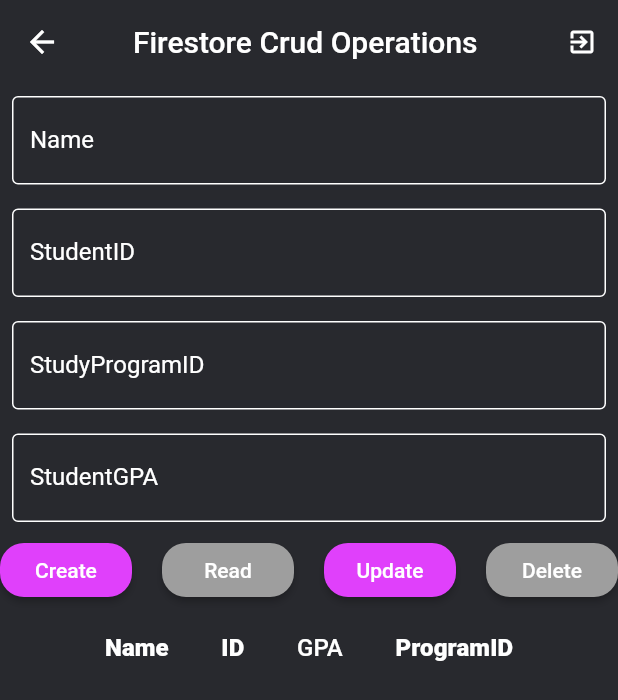
After one commit to hbfawaz112/Flutter-Firebase-Auth-Firestore-Tutorial, a Flutter app: the D1 screen opened directly, on a phone screen of 412 x 824 dp. The commit adds this screen. Shown: the top 700 px of the screen. Run offline on Flutter 3.47's test engine with Material 2 defaults, Android fonts, the phone set to English and light mode, and no system bars; our stand-ins replace cloud_firestore, firebase_auth, firebase_core, fluttertoast, google_sign_in, matcher; accounts and stored records are empty.

Commit message:
Add More Features

```diff
--- /dev/null
+++ b/lib/DataTableFirestore.dart
@@ -0,0 +1,346 @@
+import 'package:flutter/material.dart';
+import 'package:cloud_firestore/cloud_firestore.dart';
+
+import 'main.dart';
+class D1 extends StatefulWidget {
+  D1({Key key}) : super(key: key);
+
+  @override
+  _D1State createState() => _D1State();
+}
+
+class _D1State extends State<D1> {
+
+
+  TextEditingController t1=TextEditingController();
+  TextEditingController t2=TextEditingController();
+  TextEditingController t3=TextEditingController();
+  TextEditingController t4=TextEditingController();
+
+
+  String studentName,studentID , studyProgramId;
+  double studentGPA;
+
+  getStudentName(name){
+    this.studentName=name;
+  }
+  getStudentID(ID){
+    this.studentID=ID;
+  }
+  getStudyProgramID(programID){
+    this.studyProgramId=programID;
+  }
+  getStudentGPA(gpa){
+    this.studentGPA=double.parse(gpa);
+  }
+
+  createData(){
+    print("Created");
+
+    DocumentReference documentReference = FirebaseFirestore.instance.
+                                          collection("MyStudents").doc(studentName);
+
+    Map<String, dynamic> students = {
+      "studentName":studentName,
+      "studentID":studentID,
+      "studyProgramID":studyProgramId,
+      "studentGPA":studentGPA
+    };
+
+    documentReference.set(students).whenComplete((){
+        print("$studentName create");
+    });
+    t1.clear();
+    t2.clear();
+    t3.clear();
+    t4.clear();
+
+
+  }
+
+
+ readData(){
+    print("read");
+
+        DocumentReference documentReference = FirebaseFirestore.instance.
+                                          collection("MyStudents").doc(studentName);
+        documentReference.get().then((datasnapshot){
+            print(datasnapshot.data()["studentName"]);
+            print(datasnapshot.data()["studentID"]);
+            print(datasnapshot.data()["studyProgramID"]);
+            print(datasnapshot.data()["studentGPA"]);
+
+
+        });
+
+        //clear input
+
+  }
+  updateData(){
+    print("update");
+    DocumentReference documentReference = FirebaseFirestore.instance.
+                                          collection("MyStudents").doc(studentName);
+
+
+    Map<String, dynamic> students = {
+      "studentName":studentName,
+      "studentID":studentID,
+      "studyProgramID":studyProgramId,
+      "studentGPA":studentGPA
+    };
+
+    documentReference.set(students).whenComplete((){
+        print("$studentName updated");
+    });
+
+  }
+  deleteData(){
+
+    DocumentReference documentReference = FirebaseFirestore.instance.
+                                          collection("MyStudents").doc(studentName);
+
+              documentReference.delete().whenComplete(() => {
+                print('$studentName deleted')
+              });
+  }
+
+
+  @override
+  Widget build(BuildContext context) {
+    return Scaffold(
+        backgroundColor:  Color(0xFF28292E),
+        appBar: AppBar(
+          elevation: 0.0,
+          backgroundColor: Color(0xFF28292E),
+          title: Text("Firestore Crud Operations " , style: TextStyle(color:Colors.white),),
+          centerTitle: true,
+          actions: [
+            IconButton(icon: Icon(Icons.exit_to_app , color: Colors.white,size: 20), onPressed:(){
+                  Navigator.push(
+                              context,
+                              MaterialPageRoute(builder: (context) => HomePage()),
+                              );
+            })
+          ],
+
+        ),
+
+
+        body: ListView(
+                  children:[Column(
+            children:[
+                Padding(
+                  padding: const EdgeInsets.all(8.0),
+                  child: TextFormField(
+                    controller: t1,
+                    style: TextStyle(color: Colors.white),
+
+                    decoration:InputDecoration(
+
+                      enabledBorder: const OutlineInputBorder(
+                    borderSide: const BorderSide(color: Colors.white, width: 1.0),
+                  ),
+                      labelText: "Name",fillColor: Colors.white,
+                      labelStyle: TextStyle(color:Colors.white),
+                      focusedBorder: OutlineInputBorder(
+                        borderSide: BorderSide(color: Colors.purpleAccent , width: 2.0)
+                      )
+                    ),
+                    onChanged: (String name){
+                         getStudentName(name);
+                    },
+                  ),
+                ),
+
+                Padding(
+                  padding: const EdgeInsets.all(8.0),
+                  child: TextFormField(
+                    controller: t2,
+                                      style: TextStyle(color: Colors.white),
+
+                    decoration:InputDecoration(
+
+                      enabledBorder: const OutlineInputBorder(
+                    borderSide: const BorderSide(color: Colors.white, width: 1.0),
+                  ),
+                      labelText: "StudentID",fillColor: Colors.white,
+                      labelStyle: TextStyle(color:Colors.white),
+                      focusedBorder: OutlineInputBorder(
+                        borderSide: BorderSide(color: Colors.purpleAccent , width: 2.0)
+                      )
+                    ),
+                    onChanged: (String ID){
+                         getStudentID(ID);
+                    },
+                  ),
+                ),
+
+                Padding(
+                  padding: const EdgeInsets.all(8.0),
+                  child: TextFormField(
+                                      style: TextStyle(color: Colors.white),
+                  controller: t3,
+                    decoration:InputDecoration(
+
+                      enabledBorder: const OutlineInputBorder(
+                    borderSide: const BorderSide(color: Colors.white, width: 1.0),
+                  ),
+                      labelText: "StudyProgramID",fillColor: Colors.white,
+                      labelStyle: TextStyle(color:Colors.white),
+                      focusedBorder: OutlineInputBorder(
+                        borderSide: BorderSide(color: Colors.purpleAccent , width: 2.0)
+                      )
+                    ),
+                    onChanged: (String programID){
+                        getStudyProgramID(programID);
+                    },
+                  ),
+                ),
+
+                Padding(
+                  padding: const EdgeInsets.all(8.0),
+                  child: TextFormField(
+                    controller: t4,
+                                      style: TextStyle(color: Colors.white),
+
+                    decoration:InputDecoration(
+
+                      enabledBorder: const OutlineInputBorder(
+                    borderSide: const BorderSide(color: Colors.white, width: 1.0),
+                  ),
+                      labelText: "StudentGPA",fillColor: Colors.white,
+                      labelStyle: TextStyle(color:Colors.white),
+                      focusedBorder: OutlineInputBorder(
+                        borderSide: BorderSide(color: Colors.purpleAccent , width: 2.0)
+                      )
+                    ),
+                    onChanged: (String gpa){
+                        getStudentGPA(gpa);
+                    },
+                  ),
+                ),
+
+                Row(
+                  mainAxisAlignment: MainAxisAlignment.spaceBetween,
+                  children:<Widget>[
+
+                      // ignore: deprecated_member_use
+                      RaisedButton(
+                        color: Colors.purpleAccent,
+                        shape: RoundedRectangleBorder(
+                          borderRadius: BorderRadius.circular(16),
+                        ),
+                        child: Text('Create' ,
+                            style:TextStyle(
+                              color: Colors.white,
+                            )
+                        ),
+                        onPressed: (){
+                            createData();
+                        },
+
+                      ) ,
+
+                      RaisedButton(
+                        color: Colors.grey,
+                        shape: RoundedRectangleBorder(
+                          borderRadius: BorderRadius.circular(16),
+                        ),
+                        child: Text('Read' ,
+                            style:TextStyle(
+                              color: Colors.white,
+                            )
+                        ),
+                        onPressed: (){
+                          readData();
+                        },
+
+                      ) ,
+
+                      RaisedButton(
+                        color: Colors.purpleAccent,
+                        shape: RoundedRectangleBorder(
+                          borderRadius: BorderRadius.circular(16),
+                        ),
+                        child: Text('Update' ,
+                            style:TextStyle(
+                              color: Colors.white,
+                            )
+                        ),
+                        onPressed: (){
+                          updateData();
+                        },
+
+                      ) ,
+
+                      RaisedButton(
+                        color: Colors.grey,
+                        shape: RoundedRectangleBorder(
+                          borderRadius: BorderRadius.circular(16),
+                        ),
+                        child: Text('Delete' ,
+                            style:TextStyle(
+                              color: Colors.white,
+                            )
+                        ),
+                        onPressed: (){
+                          deleteData();
+                        },
+
+                      ) ,
+
+
+                  ]
+                ),
+
+                StreamBuilder(
+        // <2> Pass `Stream<QuerySnapshot>` to stream
+        stream: FirebaseFirestore.instance.collection('MyStudents').snapshots(),
+        builder: (context, snapshot) {
+          if (snapshot.hasData) {
+            // <3> Retrieve `List<DocumentSnapshot>` from snapshot
+            final List<DocumentSnapshot> documents = snapshot.data.docs;
+            return DataTable(
+              columnSpacing:35 ,
+              columns:[
+            DataColumn(label: Text("Name",style: TextStyle (color: Colors.white, fontSize:16,fontWeight: FontWeight.w800),)),
+            DataColumn(label: Text("ID",style: TextStyle(color: Colors.white,fontSize:16,fontWeight: FontWeight.w800),)),
+            DataColumn(label: Text("GPA",style: TextStyle(color: Colors.white,fontSize:16,fontWeight: FontWeight.w500),)),
+            DataColumn(label: Text("ProgramID",style: TextStyle(color: Colors.white,fontSize:16,fontWeight: FontWeight.w800),)),
+            ],
+          rows: documents.map(
+            (student)=>DataRow(cells:
+          [
+            DataCell(
+              Text(student["studentName"] ,style: TextStyle(color:Colors.white),  ),
+            ),
+            DataCell(
+              Text(student["studentID"] ,style: TextStyle(color:Colors.white), ),
+            ),
+
+            DataCell(
+              Text(student["studentGPA"].toString() , style: TextStyle(color:Colors.white),) ,
+            ),
+            DataCell(
+              Text(student["studyProgramID"] ,style: TextStyle(color:Colors.white), ),
+            ),
+
+          ]
+            )//DATA ROW
+          ).toList()
+        );
+
+          } else if (snapshot.hasError) {
+            return Text('error');
+          }
+        })
+
+
+            ]
+          ),
+                  ]
+        )
+
+    );
+  }
+}
--- a/lib/login.dart
+++ b/lib/login.dart
@@ -7,6 +7,7 @@ import 'package:fluttertoast/fluttertoast.dart';
 import 'package:firebase_app/authprovider.dart';
 
 import 'DatabseExample.dart';
+import 'MainPage.dart';
 
 class Login extends StatelessWidget {
   const Login({Key key}) : super(key: key);
@@ -173,7 +174,7 @@ class _LoginPageState extends State<LoginPage> {
                   }else{
                      Navigator.push(
                               context,
-                              MaterialPageRoute(builder: (context) => D()),
+                              MaterialPageRoute(builder: (context) => MainPage()),
                               );
 
                   }
--- a/lib/main.dart
+++ b/lib/main.dart
@@ -1,3 +1,4 @@
+import 'package:firebase_app/todos.dart';
 import 'package:flutter/material.dart';
 import 'package:firebase_app/login.dart';
 import 'package:firebase_app/signup.dart';
@@ -5,7 +6,9 @@ import 'package:firebase_app/signup.dart';
 import 'package:firebase_core/firebase_core.dart';
 import 'package:fluttertoast/fluttertoast.dart';
 
+import 'DataTableFirestore.dart';
 import 'DatabseExample.dart';
+import 'MainPage.dart';
 import 'authprovider.dart';
 
 
--- a/lib/signup.dart
+++ b/lib/signup.dart
@@ -6,6 +6,7 @@ import 'package:fluttertoast/fluttertoast.dart';
 import 'package:firebase_app/authprovider.dart';
 
 import 'DatabseExample.dart';
+import 'MainPage.dart';
 
 class Signup extends StatelessWidget {
   const Signup({Key key}) : super(key: key);
@@ -210,7 +211,7 @@ SizedBox(height:25),
                     }else{
                      Navigator.push(
                               context,
-                              MaterialPageRoute(builder: (context) => D()),
+                              MaterialPageRoute(builder: (context) => MainPage()),
                               );
 
                   }
```
Also changed, not shown: lib/MainPage.dart (added, +129 -0 lines), lib/todos.dart (+84 -57 lines).
